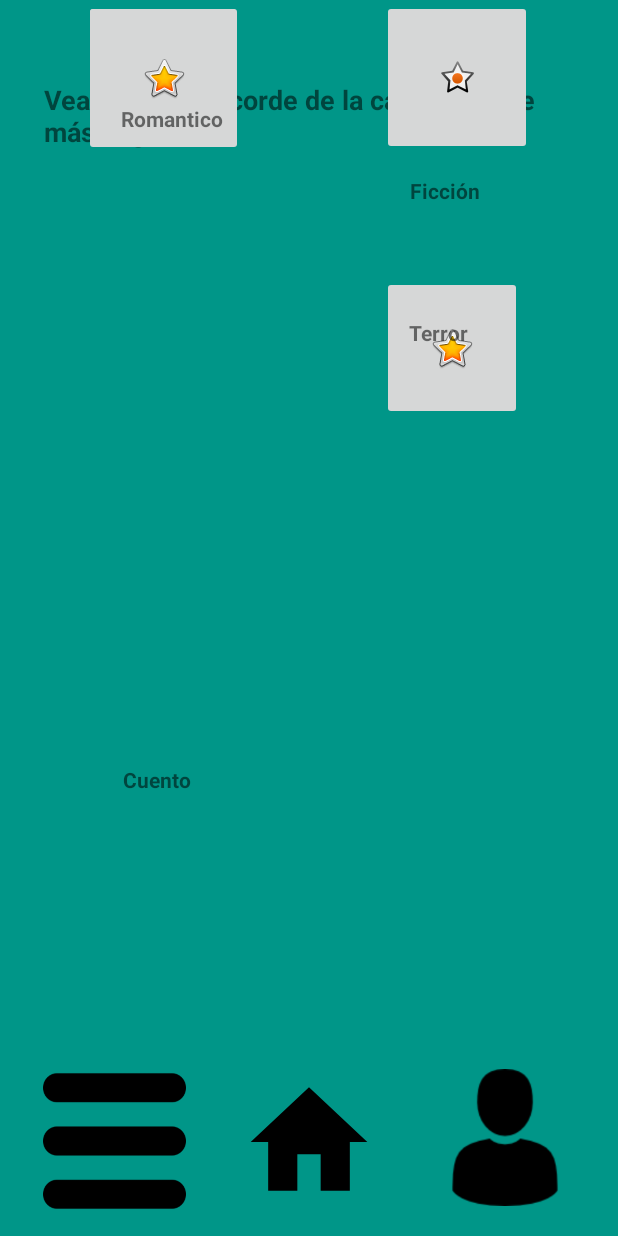
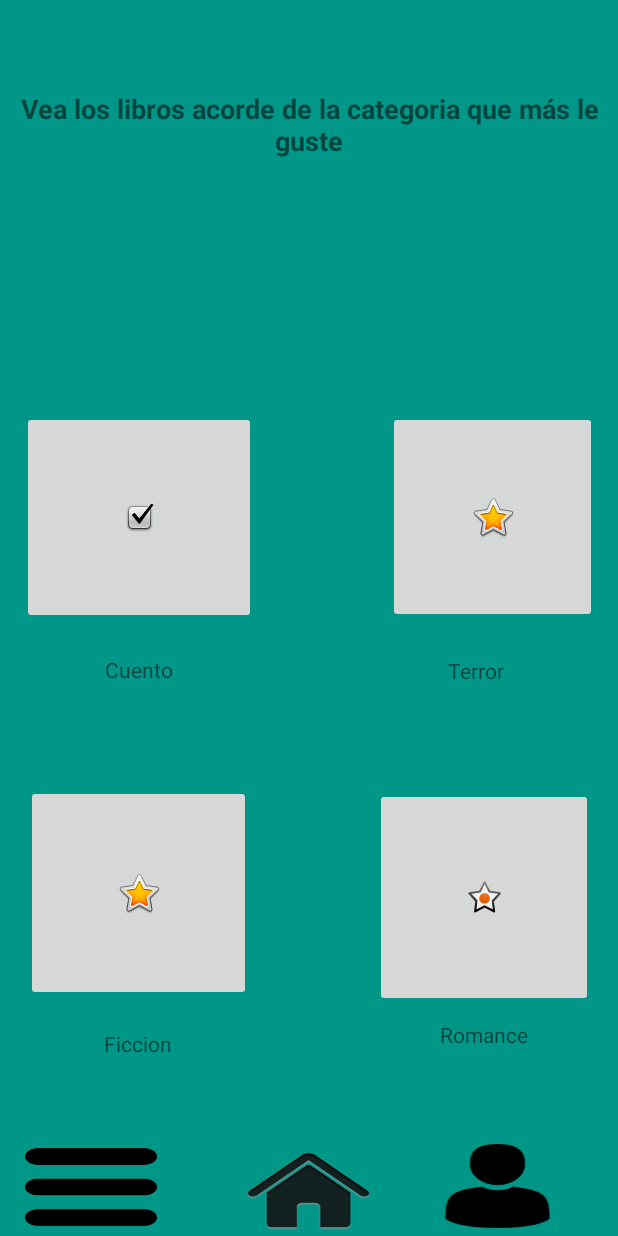
Before and after one commit to jaimemoransantos/PST_TA5_G5, an Android app: the layout activity_categoria.xml on its own in the app's theme, with its tools: preview values and no code run, on a phone screen of 412 x 824 dp. Run offline under Robolectric (Android 15) with nearby library versions, the phone set to English and light mode, and no system bars; Roboto replaces fonts that are not available here.

Commit message:
Commit Sheyla ventana Consulta, activacion de botones

```diff
--- a/app/src/main/AndroidManifest.xml
+++ b/app/src/main/AndroidManifest.xml
@@ -10,8 +10,9 @@
         android:roundIcon="@mipmap/ic_launcher_round"
         android:supportsRtl="true"
         android:theme="@style/AppTheme">
-        <activity android:name=".Perfil"></activity>
+        <activity android:name=".Perfil" />
         <activity android:name=".Registro" />
+        <activity android:name=".CategoriaC" />
         <activity android:name=".Principal" />
         <activity android:name=".Bienvenida">
             <intent-filter>
--- a/app/src/main/java/com/example/amst5/CategoriaC.java
+++ b/app/src/main/java/com/example/amst5/CategoriaC.java
@@ -7,28 +7,32 @@ import android.view.View;
 import androidx.appcompat.app.AppCompatActivity;
 
 
-public class CategoriaC extends AppCompatActivity{
+public class CategoriaC extends AppCompatActivity {
     @Override
     public void onCreate(Bundle savedInstanceState) {
         super.onCreate(savedInstanceState);
         setContentView(R.layout.activity_categoria);
     }
-//codigo
-//public void lista(View view) {
-  //  Intent i = new Intent(this, MainActivity.class );
-    //i.putExtra("direccion", et1.getText().toString());
-    //startActivity(i);
-   // finish();
+
+    //botones
+    public void categoria(View view) {
+        Intent i = new Intent(this, CategoriaC.class);
+        //i.putExtra("direccion", et1.getText().toString());
+        startActivity(i);
+        finish();
+    }
+
+    public void perfil(View view) {
+        Intent i = new Intent(this, Perfil.class);
+        //i.putExtra("direccion", et1.getText().toString());
+        startActivity(i);
+        finish();
+    }
+
+    public void principal(View view) {
+        Intent i = new Intent(this, Principal.class);
+        //i.putExtra("direccion", et1.getText().toString());
+        startActivity(i);
+        finish();
+    }
 }
-   // public void principal(View view) {
-        //Intent i = new Intent(this, MainActivity.class );
-        //i.putExtra("direccion", et1.getText().toString());
-       // startActivity(i);
-       // finish();
-    //}
-    //public void perfil(View view) {
-      //  Intent i = new Intent(this, MainActivity.class );
-        //i.putExtra("direccion", et1.getText().toString());
-       // startActivity(i);
-       // finish();
-    //}
--- a/app/src/main/java/com/example/amst5/Principal.java
+++ b/app/src/main/java/com/example/amst5/Principal.java
@@ -2,7 +2,9 @@ package com.example.amst5;
 
 import androidx.appcompat.app.AppCompatActivity;
 
+import android.content.Intent;
 import android.os.Bundle;
+import android.view.View;
 import android.widget.EditText;
 import android.widget.LinearLayout;
 import android.widget.ScrollView;
@@ -56,8 +58,8 @@ public class Principal extends AppCompatActivity {
         return basedatos;
     }
 
-    public void agregarInfo(LinearLayout ll){
-        for(Libro l: db){
+    public void agregarInfo(LinearLayout ll) {
+        for (Libro l : db) {
             LinearLayout llh = new LinearLayout(ll.getContext());
             llh.setOrientation(LinearLayout.HORIZONTAL);
             EditText imagen = new EditText(llh.getContext());
@@ -80,10 +82,30 @@ public class Principal extends AppCompatActivity {
             llh.addView(llv);
 
         }
-
-
+    }
+        //botones
+        public void categoria(View view){
+            Intent i = new Intent(this, CategoriaC.class);
+            //i.putExtra("direccion", et1.getText().toString());
+            startActivity(i);
+            finish();
+        }
+    public void perfil(View view){
+        Intent i = new Intent(this, Perfil.class);
+        //i.putExtra("direccion", et1.getText().toString());
+        startActivity(i);
+        finish();
+    }
+    public void principal(View view){
+        Intent i = new Intent(this, Principal.class);
+        //i.putExtra("direccion", et1.getText().toString());
+        startActivity(i);
+        finish();
     }
 
 
 
+
+
+
 }
--- a/app/src/main/res/layout/activity_categoria.xml
+++ b/app/src/main/res/layout/activity_categoria.xml
@@ -10,150 +10,147 @@
 
     <TextView
         android:id="@+id/textViewCat"
-        android:layout_width="353dp"
-        android:layout_height="54dp"
+        android:layout_width="407dp"
+        android:layout_height="74dp"
         android:layout_marginTop="60dp"
         android:text="Vea los libros acorde de la categoria que más le guste"
-        android:textAlignment="textStart"
+        android:textAlignment="center"
         android:textSize="18sp"
         android:textStyle="bold"
-        app:layout_constraintBottom_toTopOf="@+id/imageButton"
         app:layout_constraintEnd_toEndOf="parent"
         app:layout_constraintStart_toStartOf="parent"
-        app:layout_constraintTop_toTopOf="parent"
-        app:layout_constraintVertical_bias="0.05" />
+        app:layout_constraintTop_toTopOf="parent" />
 
     <ImageButton
         android:id="@+id/imageButton"
-        android:layout_width="105dp"
-        android:layout_height="96dp"
-        android:layout_marginEnd="92dp"
+        android:layout_width="156dp"
+        android:layout_height="142dp"
+        android:layout_marginStart="80dp"
+        android:layout_marginTop="140dp"
+        android:layout_marginEnd="44dp"
         app:layout_constraintEnd_toStartOf="@+id/imageButton2"
-        app:layout_constraintHorizontal_bias="0.981"
         app:layout_constraintStart_toStartOf="parent"
-        app:srcCompat="@android:drawable/checkbox_on_background"
-        tools:layout_editor_absoluteY="194dp" />
+        app:layout_constraintTop_toBottomOf="@+id/textViewCat"
+        app:srcCompat="@android:drawable/checkbox_on_background" />
 
     <ImageButton
         android:id="@+id/imageButton2"
-        android:layout_width="93dp"
-        android:layout_height="96dp"
-        android:layout_marginTop="76dp"
-        android:layout_marginEnd="64dp"
+        android:layout_width="139dp"
+        android:layout_height="141dp"
+        android:layout_marginStart="44dp"
+        android:layout_marginTop="140dp"
+        android:layout_marginEnd="80dp"
         app:layout_constraintEnd_toEndOf="parent"
+        app:layout_constraintStart_toEndOf="@+id/imageButton"
         app:layout_constraintTop_toBottomOf="@+id/textViewCat"
         app:srcCompat="@android:drawable/btn_star_big_on" />
 
     <ImageButton
         android:id="@+id/imageButton3"
-        android:layout_width="106dp"
-        android:layout_height="104dp"
-        android:layout_marginStart="56dp"
+        android:layout_width="150dp"
+        android:layout_height="144dp"
+        android:layout_marginStart="80dp"
+        android:layout_marginEnd="41dp"
+        app:layout_constraintBottom_toBottomOf="parent"
+        app:layout_constraintEnd_toStartOf="@+id/imageButton4"
         app:layout_constraintStart_toStartOf="parent"
-        app:srcCompat="@android:drawable/btn_star_big_on"
-        tools:layout_editor_absoluteY="382dp" />
+        app:layout_constraintTop_toBottomOf="@+id/imageButton"
+        app:layout_constraintVertical_bias="0.407"
+        app:srcCompat="@android:drawable/btn_star_big_on" />
 
     <ImageButton
         android:id="@+id/imageButton4"
-        android:layout_width="100dp"
-        android:layout_height="103dp"
-        android:layout_marginEnd="56dp"
+        android:layout_width="145dp"
+        android:layout_height="146dp"
+        android:layout_marginStart="41dp"
+        android:layout_marginTop="12dp"
+        android:layout_marginEnd="80dp"
+        app:layout_constraintBottom_toBottomOf="parent"
         app:layout_constraintEnd_toEndOf="parent"
-        app:layout_constraintHorizontal_bias="0.988"
+        app:layout_constraintHorizontal_bias="0.913"
         app:layout_constraintStart_toEndOf="@+id/imageButton3"
-        app:srcCompat="@android:drawable/star_on"
-        tools:layout_editor_absoluteY="383dp" />
+        app:layout_constraintTop_toBottomOf="@+id/imageButton2"
+        app:layout_constraintVertical_bias="0.392"
+        app:srcCompat="@android:drawable/star_on" />
 
-    <Button
-        android:id="@+id/button3"
-        android:layout_width="95dp"
-        android:layout_height="100dp"
-        android:layout_marginEnd="10dp"
-        android:layout_marginBottom="16dp"
-        android:background="@drawable/menucat"
-        android:onClick="lista"
+    <TextView
+        android:id="@+id/textView"
+        android:layout_width="wrap_content"
+        android:layout_height="wrap_content"
+        android:text="Cuento"
+        app:layout_constraintBottom_toTopOf="@+id/imageButton3"
+        app:layout_constraintEnd_toEndOf="@+id/imageButton"
+        app:layout_constraintStart_toStartOf="@+id/imageButton"
+        app:layout_constraintTop_toBottomOf="@+id/imageButton"
+        app:layout_constraintVertical_bias="0.235" />
+
+    <TextView
+        android:id="@+id/textView2"
+        android:layout_width="69dp"
+        android:layout_height="26dp"
+        android:text="Terror"
+        android:textAlignment="center"
+        app:layout_constraintBottom_toTopOf="@+id/imageButton4"
+        app:layout_constraintEnd_toEndOf="@+id/imageButton2"
+        app:layout_constraintHorizontal_bias="0.342"
+        app:layout_constraintStart_toStartOf="@+id/imageButton2"
+        app:layout_constraintTop_toBottomOf="@+id/imageButton2"
+        app:layout_constraintVertical_bias="0.265" />
+
+    <TextView
+        android:id="@+id/textView3"
+        android:layout_width="wrap_content"
+        android:layout_height="wrap_content"
+        android:text="Ficcion"
         app:layout_constraintBottom_toBottomOf="parent"
-        app:layout_constraintEnd_toStartOf="@+id/button4"
-        app:layout_constraintHorizontal_bias="0.537"
-        app:layout_constraintStart_toStartOf="parent"
-        app:layout_constraintTop_toTopOf="@+id/button4" />
+        app:layout_constraintEnd_toEndOf="@+id/imageButton3"
+        app:layout_constraintStart_toStartOf="@+id/imageButton3"
+        app:layout_constraintTop_toBottomOf="@+id/imageButton3"
+        app:layout_constraintVertical_bias="0.134" />
+
+    <TextView
+        android:id="@+id/textView4"
+        android:layout_width="wrap_content"
+        android:layout_height="wrap_content"
+        android:text="Romance"
+        app:layout_constraintBottom_toBottomOf="parent"
+        app:layout_constraintEnd_toEndOf="@+id/imageButton4"
+        app:layout_constraintStart_toStartOf="@+id/imageButton4"
+        app:layout_constraintTop_toBottomOf="@+id/imageButton4"
+        app:layout_constraintVertical_bias="0.065" />
 
     <Button
         android:id="@+id/button4"
-        android:layout_width="93dp"
-        android:layout_height="97dp"
-        android:background="@drawable/ic_home_black_24dp"
-        android:onClick="principal"
+        android:layout_width="88dp"
+        android:layout_height="57dp"
+        android:layout_marginEnd="44dp"
+        android:background="#00000000"
+        android:foreground="@drawable/menucat"
+        android:onClick="categoria"
+        app:layout_constraintEnd_toStartOf="@+id/button7"
+        app:layout_constraintHorizontal_bias="0.571"
+        app:layout_constraintStart_toStartOf="parent"
+        app:layout_constraintTop_toTopOf="@+id/button7" />
+
+    <Button
+        android:id="@+id/button7"
+        android:layout_width="90dp"
+        android:layout_height="61dp"
+        android:background="#00000000"
+        android:foreground="@drawable/home"
         app:layout_constraintBottom_toBottomOf="parent"
         app:layout_constraintEnd_toEndOf="parent"
-        app:layout_constraintStart_toStartOf="parent"
-        app:layout_constraintTop_toTopOf="@+id/button5"
-        app:layout_constraintVertical_bias="0.0" />
+        app:layout_constraintHorizontal_bias="0.498"
+        app:layout_constraintStart_toStartOf="parent" />
 
     <Button
-        android:id="@+id/button5"
-        android:layout_width="92dp"
-        android:layout_height="91dp"
-        android:layout_marginStart="20dp"
-        android:layout_marginBottom="20dp"
-        android:background="@drawable/perfil"
-        android:onClick="perfil"
-        app:layout_constraintBottom_toBottomOf="parent"
+        android:id="@+id/button8"
+        android:layout_width="91dp"
+        android:layout_height="56dp"
+        android:background="#00FFFFFF"
+        android:foreground="@drawable/perfil"
         app:layout_constraintEnd_toEndOf="parent"
-        app:layout_constraintHorizontal_bias="0.382"
-        app:layout_constraintStart_toEndOf="@+id/button4" />
-
-    <TextView
-        android:id="@+id/textView13"
-        android:layout_width="wrap_content"
-        android:layout_height="wrap_content"
-        android:text="Romantico"
-        android:textStyle="bold"
-        app:layout_constraintBottom_toTopOf="@+id/imageButton3"
-        app:layout_constraintEnd_toStartOf="@+id/textView14"
-        app:layout_constraintHorizontal_bias="0.394"
-        app:layout_constraintStart_toStartOf="parent"
-        app:layout_constraintTop_toBottomOf="@+id/imageButton"
-        app:layout_constraintVertical_bias="0.232" />
-
-    <TextView
-        android:id="@+id/textView14"
-        android:layout_width="wrap_content"
-        android:layout_height="wrap_content"
-        android:layout_marginEnd="100dp"
-        android:text="Terror"
-        android:textStyle="bold"
-        app:layout_constraintBottom_toTopOf="@+id/imageButton4"
-        app:layout_constraintEnd_toEndOf="parent"
-        app:layout_constraintTop_toBottomOf="@+id/imageButton2"
-        app:layout_constraintVertical_bias="0.229" />
-
-    <TextView
-        android:id="@+id/textView15"
-        android:layout_width="wrap_content"
-        android:layout_height="wrap_content"
-        android:layout_marginEnd="144dp"
-        android:layout_marginBottom="96dp"
-        android:text="Cuento"
-        android:textStyle="bold"
-        app:layout_constraintBottom_toTopOf="@+id/button4"
-        app:layout_constraintEnd_toStartOf="@+id/textView16"
-        app:layout_constraintHorizontal_bias="0.975"
-        app:layout_constraintStart_toStartOf="parent"
-        app:layout_constraintTop_toBottomOf="@+id/imageButton3"
-        app:layout_constraintVertical_bias="0.823" />
-
-    <TextView
-        android:id="@+id/textView16"
-        android:layout_width="wrap_content"
-        android:layout_height="wrap_content"
-        android:layout_marginTop="14dp"
-        android:layout_marginEnd="92dp"
-        android:text="Ficción"
-        android:textStyle="bold"
-        app:layout_constraintBottom_toTopOf="@+id/button4"
-        app:layout_constraintEnd_toEndOf="parent"
-        app:layout_constraintTop_toBottomOf="@+id/imageButton4"
-        app:layout_constraintVertical_bias="0.0" />
+        app:layout_constraintStart_toEndOf="@+id/button7"
+        app:layout_constraintTop_toTopOf="@+id/button7" />
 
 </androidx.constraintlayout.widget.ConstraintLayout>
--- a/app/src/main/res/layout/activity_principal.xml
+++ b/app/src/main/res/layout/activity_principal.xml
@@ -58,7 +58,7 @@
         android:layout_height="100dp"
         android:background="#00FFFFFF"
         android:contentDescription="@null"
-        android:onClick="perfilV"
+        android:onClick="perfil"
         android:scaleType="fitCenter"
         app:layout_constraintEnd_toEndOf="parent"
         app:layout_constraintHorizontal_bias="0.508"
```
